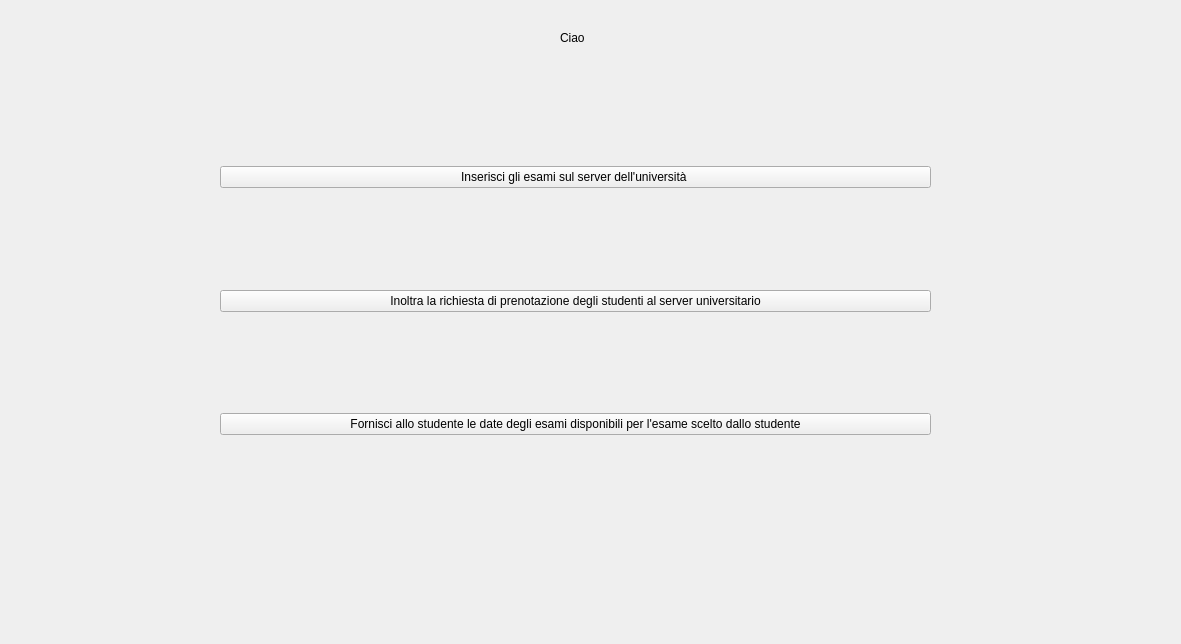
Before: the Qt Designer form gui/segreteria_home_gui.ui in VikSn0w/StudiSync, drawn with Qt 5.
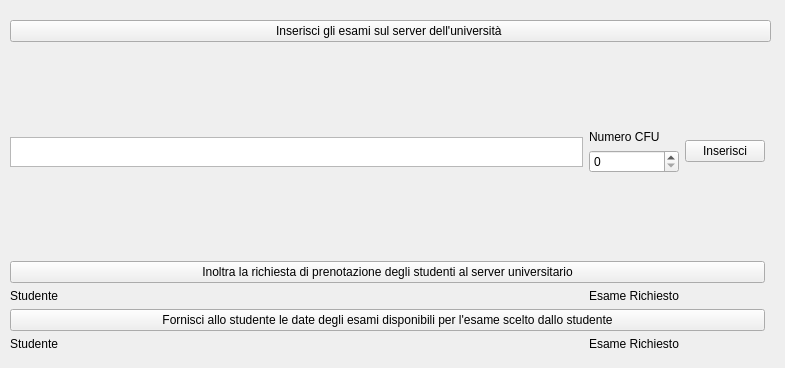
After: the same form once the commit is applied.

Commit message: Altri Elementi GUI

The edit to the form file:
```diff
--- a/gui/segreteria_home_gui.ui
+++ b/gui/segreteria_home_gui.ui
@@ -6,8 +6,8 @@
    <rect>
     <x>0</x>
     <y>0</y>
-    <width>1181</width>
-    <height>644</height>
+    <width>785</width>
+    <height>368</height>
    </rect>
   </property>
   <property name="font">
@@ -22,107 +22,151 @@
    <widget class="QWidget" name="verticalLayoutWidget">
     <property name="geometry">
      <rect>
-      <x>220</x>
-      <y>70</y>
-      <width>711</width>
-      <height>461</height>
+      <x>10</x>
+      <y>20</y>
+      <width>761</width>
+      <height>331</height>
      </rect>
     </property>
-    <layout class="QVBoxLayout" name="verticalLayout">
-     <item>
-      <spacer name="verticalSpacer_2">
-       <property name="orientation">
-        <enum>Qt::Vertical</enum>
+    <layout class="QGridLayout" name="gridLayout">
+     <item row="4" column="1">
+      <widget class="QLabel" name="label_2">
+       <property name="text">
+        <string>Esame Richiesto</string>
        </property>
-       <property name="sizeHint" stdset="0">
-        <size>
-         <width>20</width>
-         <height>40</height>
-        </size>
+      </widget>
+     </item>
+     <item row="2" column="1">
+      <layout class="QVBoxLayout" name="verticalLayout">
+       <item>
+        <spacer name="verticalSpacer_2">
+         <property name="orientation">
+          <enum>Qt::Vertical</enum>
+         </property>
+         <property name="sizeHint" stdset="0">
+          <size>
+           <width>20</width>
+           <height>40</height>
+          </size>
+         </property>
+        </spacer>
+       </item>
+       <item>
+        <widget class="QLabel" name="label_3">
+         <property name="text">
+          <string>Numero CFU</string>
+         </property>
+        </widget>
+       </item>
+       <item>
+        <widget class="QSpinBox" name="spinBox"/>
+       </item>
+       <item>
+        <spacer name="verticalSpacer">
+         <property name="orientation">
+          <enum>Qt::Vertical</enum>
+         </property>
+         <property name="sizeHint" stdset="0">
+          <size>
+           <width>20</width>
+           <height>20</height>
+          </size>
+         </property>
+        </spacer>
+       </item>
+      </layout>
+     </item>
+     <item row="6" column="0">
+      <widget class="QLabel" name="label_4">
+       <property name="text">
+        <string>Studente</string>
        </property>
-      </spacer>
+      </widget>
      </item>
-     <item>
+     <item row="2" column="2">
+      <widget class="QPushButton" name="pushButton_4">
+       <property name="text">
+        <string>Inserisci</string>
+       </property>
+      </widget>
+     </item>
+     <item row="2" column="0">
+      <layout class="QVBoxLayout" name="verticalLayout_2">
+       <item>
+        <spacer name="verticalSpacer_4">
+         <property name="orientation">
+          <enum>Qt::Vertical</enum>
+         </property>
+         <property name="sizeHint" stdset="0">
+          <size>
+           <width>20</width>
+           <height>40</height>
+          </size>
+         </property>
+        </spacer>
+       </item>
+       <item>
+        <widget class="QPlainTextEdit" name="plainTextEdit">
+         <property name="maximumSize">
+          <size>
+           <width>16777215</width>
+           <height>30</height>
+          </size>
+         </property>
+        </widget>
+       </item>
+       <item>
+        <spacer name="verticalSpacer_3">
+         <property name="orientation">
+          <enum>Qt::Vertical</enum>
+         </property>
+         <property name="sizeHint" stdset="0">
+          <size>
+           <width>20</width>
+           <height>40</height>
+          </size>
+         </property>
+        </spacer>
+       </item>
+      </layout>
+     </item>
+     <item row="4" column="0">
+      <widget class="QLabel" name="label">
+       <property name="text">
+        <string>Studente</string>
+       </property>
+      </widget>
+     </item>
+     <item row="1" column="0" colspan="4">
       <widget class="QPushButton" name="pushButton">
        <property name="text">
         <string>Inserisci gli esami sul server dell'università </string>
        </property>
       </widget>
      </item>
-     <item>
-      <spacer name="verticalSpacer_3">
-       <property name="orientation">
-        <enum>Qt::Vertical</enum>
+     <item row="6" column="1">
+      <widget class="QLabel" name="label_5">
+       <property name="text">
+        <string>Esame Richiesto</string>
        </property>
-       <property name="sizeHint" stdset="0">
-        <size>
-         <width>20</width>
-         <height>40</height>
-        </size>
-       </property>
-      </spacer>
+      </widget>
      </item>
-     <item>
+     <item row="3" column="0" colspan="3">
       <widget class="QPushButton" name="pushButton_2">
        <property name="text">
         <string>Inoltra la richiesta di prenotazione degli studenti al server universitario</string>
        </property>
       </widget>
      </item>
-     <item>
-      <spacer name="verticalSpacer_4">
-       <property name="orientation">
-        <enum>Qt::Vertical</enum>
-       </property>
-       <property name="sizeHint" stdset="0">
-        <size>
-         <width>20</width>
-         <height>40</height>
-        </size>
-       </property>
-      </spacer>
-     </item>
-     <item>
+     <item row="5" column="0" colspan="3">
       <widget class="QPushButton" name="pushButton_3">
        <property name="text">
         <string>Fornisci allo studente le date degli esami disponibili per l'esame scelto dallo studente</string>
        </property>
       </widget>
      </item>
-     <item>
-      <spacer name="verticalSpacer">
-       <property name="orientation">
-        <enum>Qt::Vertical</enum>
-       </property>
-       <property name="sizeHint" stdset="0">
-        <size>
-         <width>20</width>
-         <height>40</height>
-        </size>
-       </property>
-      </spacer>
-     </item>
     </layout>
    </widget>
-   <widget class="QLabel" name="label">
-    <property name="geometry">
-     <rect>
-      <x>560</x>
-      <y>30</y>
-      <width>80</width>
-      <height>16</height>
-     </rect>
-    </property>
-    <property name="minimumSize">
-     <size>
-      <width>0</width>
-      <height>0</height>
-     </size>
-    </property>
-    <property name="text">
-     <string>Ciao</string>
-    </property>
-   </widget>
   </widget>
   <action name="actionCIso">
    <property name="text">
```
Left out of the diff: 2 changed lines with no effect on the pictures. The commit also changes 2 other files.
